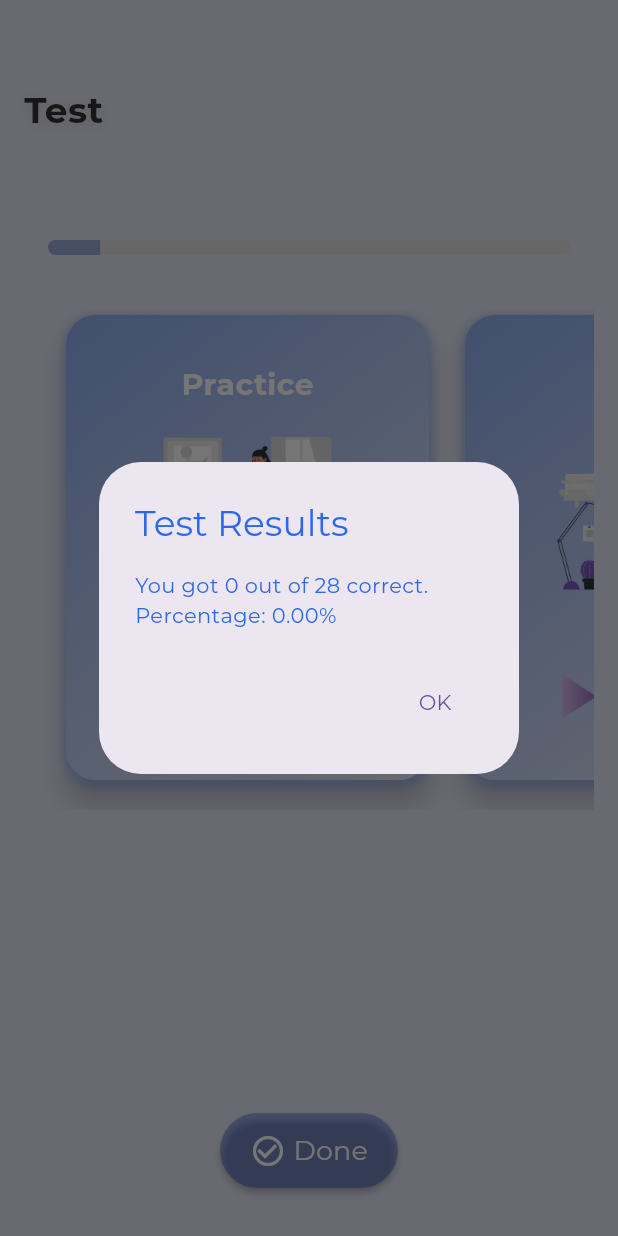
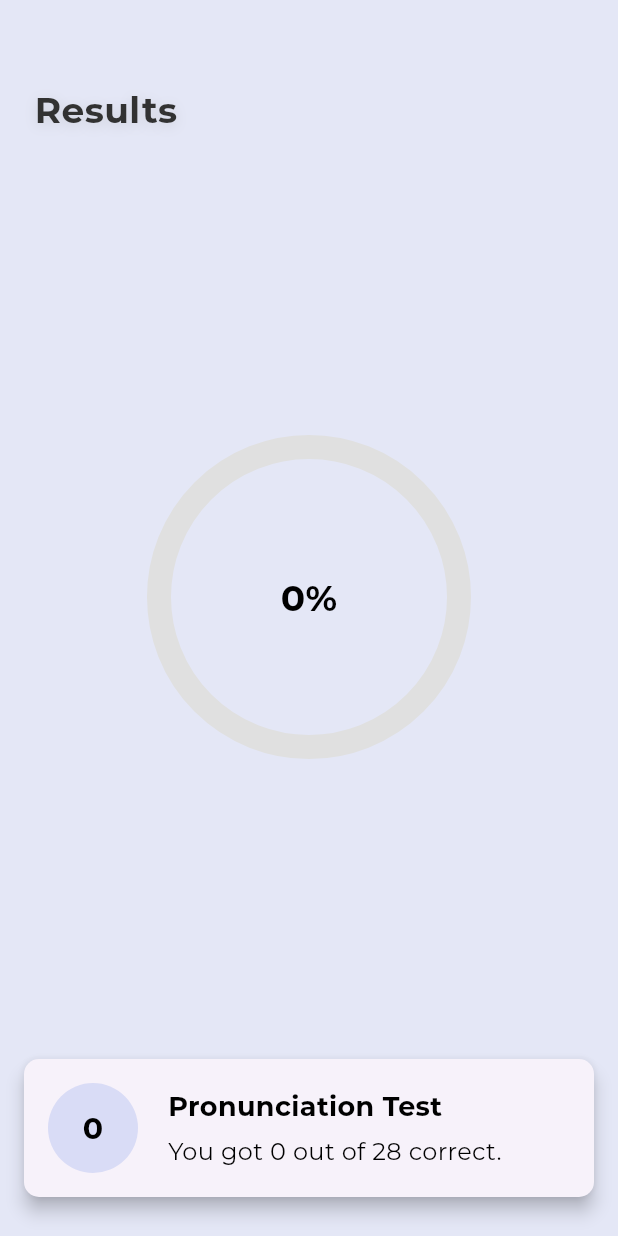
Before and after one commit to kevin-nemo74/sawtify, a Flutter app: the TestPage screen opened directly, after a tap on "Done", on a phone screen of 412 x 824 dp. Run offline on Flutter 3.47's test engine with Material 3 defaults, Android fonts, the phone set to English and light mode, and no system bars; our stand-ins replace animated_splash_screen, audioplayers, cloud_firestore, firebase_auth, firebase_core, flutter_animate and 6 more; missing offline and left inert: flutter_sound; accounts and stored records are empty.

Commit message:
results works

```diff
--- a/lib/screens/entry_point.dart
+++ b/lib/screens/entry_point.dart
@@ -7,41 +7,36 @@ import 'package:sawtify/screens/test.dart';
 import 'package:line_icons/line_icons.dart';
 import 'package:google_nav_bar/google_nav_bar.dart';
 
-
-
 class BottomNavigationBarWidget extends StatefulWidget {
   const BottomNavigationBarWidget({super.key});
 
   @override
-  State<BottomNavigationBarWidget> createState() => _BottomNavigationBarWidgetState();
+  State<BottomNavigationBarWidget> createState() =>
+      _BottomNavigationBarWidgetState();
 }
 
 class _BottomNavigationBarWidgetState extends State<BottomNavigationBarWidget> {
   int selectedIndex = 0;
   User? user = FirebaseAuth.instance.currentUser;
 
-
-
-
   @override
   Widget build(BuildContext context) {
     final List<Widget> _pages = [
       Home(),
       TestPage(),
-    PronunciationTestResults(),
-
       if (user != null) ProfileScreen(userId: user!.uid),
     ];
     return Scaffold(
-
         body: AnimatedContainer(
           duration: Duration(milliseconds: 300),
           child: _pages[selectedIndex],
         ),
         bottomNavigationBar: Padding(
-  padding: const EdgeInsets.fromLTRB(16, 0, 16, 16), // Add margin bottom
+            padding:
+                const EdgeInsets.fromLTRB(16, 0, 16, 16), // Add margin bottom
             child: ClipRRect(
-    borderRadius: BorderRadius.circular(60.0), // Adjust this value as needed
+              borderRadius:
+                  BorderRadius.circular(60.0), // Adjust this value as needed
               child: Container(
                 decoration: BoxDecoration(
                   color: const Color.fromARGB(255, 142, 174, 241),
@@ -55,15 +50,18 @@ class _BottomNavigationBarWidgetState extends State<BottomNavigationBarWidget> {
                   ],
                 ),
                 child: Padding(
-        padding: const EdgeInsets.symmetric(horizontal: 12.0, vertical: 12.0), // Decreased padding
+                  padding: const EdgeInsets.symmetric(
+                      horizontal: 12.0, vertical: 12.0), // Decreased padding
                   child: GNav(
                     gap: 8,
                     color: const Color.fromARGB(255, 249, 248, 248),
                     activeColor: Color.fromARGB(255, 255, 255, 255),
                     tabBorderRadius: 20,
                     iconSize: 20, // Decreased icon size
-          tabBackgroundColor: Color.fromARGB(255, 249, 249, 249).withOpacity(0.1),
-          padding: EdgeInsets.symmetric(horizontal: 16, vertical: 10), // Decreased padding
+                    tabBackgroundColor:
+                        Color.fromARGB(255, 249, 249, 249).withOpacity(0.1),
+                    padding: EdgeInsets.symmetric(
+                        horizontal: 16, vertical: 10), // Decreased padding
                     duration: Duration(milliseconds: 1000),
                     tabs: [
                       GButton(
--- a/lib/screens/test.dart
+++ b/lib/screens/test.dart
@@ -8,6 +8,7 @@ import 'dart:io';
 import 'package:flutter/services.dart';
 import 'dart:async';
 import 'package:http/http.dart' as http;
+import 'package:sawtify/screens/time.dart';
 import 'dart:convert';
 
 class TestPage extends StatefulWidget {
@@ -182,23 +183,15 @@ class _TestPageState extends State<TestPage>
     int correctCount = _comparisonResults.where((result) => result).length;
     double percentage = (correctCount / 28) * 100;
 
-    showDialog(
-      context: context,
-      builder: (context) {
-        return AlertDialog(
-          title: Text("Test Results"),
-          content: Text(
-              "You got $correctCount out of 28 correct.\nPercentage: ${percentage.toStringAsFixed(2)}%"),
-          actions: [
-            TextButton(
-              onPressed: () {
-                Navigator.of(context).pop();
-              },
-              child: Text("OK"),
-            ),
-          ],
-        );
-      },
+    Navigator.push(
+      context,
+      MaterialPageRoute(
+        builder: (context) => PronunciationTestResults(
+          score: percentage.toInt(),
+          testName: "Pronunciation Test",
+          feedback: "You got $correctCount out of 28 correct.",
+        ),
+      ),
     );
   }
 
--- a/lib/screens/time.dart
+++ b/lib/screens/time.dart
@@ -1,8 +1,19 @@
 import 'package:flutter/material.dart';
 
 class PronunciationTestResults extends StatefulWidget {
+  final int score;
+  final String testName;
+  final String feedback;
+
+  PronunciationTestResults({
+    required this.score,
+    required this.testName,
+    required this.feedback,
+  });
+
   @override
-  _PronunciationTestResultsState createState() => _PronunciationTestResultsState();
+  _PronunciationTestResultsState createState() =>
+      _PronunciationTestResultsState();
 }
 
 class _PronunciationTestResultsState extends State<PronunciationTestResults> {
@@ -16,11 +27,11 @@ class _PronunciationTestResultsState extends State<PronunciationTestResults> {
           children: [
             SizedBox(height: 40),
             Text(
-              ' Results', // Title displayed in the interface
+              ' Results',
               style: TextStyle(
-                    fontSize: 24, // Increased font size for more emphasis
+                fontSize: 24,
                 fontWeight: FontWeight.bold,
-                    color: Color.fromARGB(255, 50, 50, 50), // Slightly darker shade for better contrast
+                color: Color.fromARGB(255, 50, 50, 50),
                 shadows: [
                   Shadow(
                     blurRadius: 10,
@@ -28,16 +39,18 @@ class _PronunciationTestResultsState extends State<PronunciationTestResults> {
                     offset: Offset(0, 2),
                   ),
                 ],
-                  ),),
+              ),
+            ),
             SizedBox(height: 10),
             Expanded(
               child: Center(
                 child: Stack(
                   alignment: Alignment.center,
                   children: [
-                    AnimatedGradientCircularProgressIndicator(value: 85),
+                    AnimatedGradientCircularProgressIndicator(
+                        value: widget.score),
                     Text(
-                      '85%',
+                      '${widget.score}%',
                       style: TextStyle(
                         color: Colors.black,
                         fontSize: 24,
@@ -48,7 +61,7 @@ class _PronunciationTestResultsState extends State<PronunciationTestResults> {
                 ),
               ),
             ),
-            resultCard('Vowel Sounds', 85, 'Good clarity!'),
+            resultCard(widget.testName, widget.score, widget.feedback),
           ],
         ),
       ),
@@ -72,7 +85,7 @@ class _PronunciationTestResultsState extends State<PronunciationTestResults> {
               child: Text(
                 score.toString(),
                 style: TextStyle(
-                  color: Colors.black, // Changed color to black for better visibility
+                  color: Colors.black,
                   fontSize: 20,
                   fontWeight: FontWeight.bold,
                 ),
@@ -112,13 +125,17 @@ class _PronunciationTestResultsState extends State<PronunciationTestResults> {
 class AnimatedGradientCircularProgressIndicator extends StatefulWidget {
   final int value;
 
-  const AnimatedGradientCircularProgressIndicator({Key? key, required this.value}) : super(key: key);
+  const AnimatedGradientCircularProgressIndicator(
+      {Key? key, required this.value})
+      : super(key: key);
 
   @override
-  _AnimatedGradientCircularProgressIndicatorState createState() => _AnimatedGradientCircularProgressIndicatorState();
+  _AnimatedGradientCircularProgressIndicatorState createState() =>
+      _AnimatedGradientCircularProgressIndicatorState();
 }
 
-class _AnimatedGradientCircularProgressIndicatorState extends State<AnimatedGradientCircularProgressIndicator>
+class _AnimatedGradientCircularProgressIndicatorState
+    extends State<AnimatedGradientCircularProgressIndicator>
     with SingleTickerProviderStateMixin {
   late AnimationController _controller;
   late Animation<double> _animation;
@@ -176,10 +193,15 @@ class GradientCircularProgressPainter extends CustomPainter {
 
     Paint foregroundPaint = Paint()
       ..shader = LinearGradient(
-        colors: [Color.fromARGB(170, 2, 139, 252), Color.fromARGB(6, 145, 212, 245)],
+        colors: [
+          Color.fromARGB(170, 2, 139, 252),
+          Color.fromARGB(6, 145, 212, 245)
+        ],
         begin: Alignment.topLeft,
         end: Alignment.bottomRight,
-      ).createShader(Rect.fromCircle(center: Offset(size.width / 2, size.height / 2), radius: size.width / 2))
+      ).createShader(Rect.fromCircle(
+          center: Offset(size.width / 2, size.height / 2),
+          radius: size.width / 2))
       ..strokeWidth = 16
       ..style = PaintingStyle.stroke
       ..strokeCap = StrokeCap.round;
@@ -190,7 +212,8 @@ class GradientCircularProgressPainter extends CustomPainter {
     canvas.drawCircle(center, radius, backgroundPaint);
 
     double angle = 2 * 3.141592653589793 * (value / 100);
-    canvas.drawArc(Rect.fromCircle(center: center, radius: radius), -3.141592653589793 / 2, angle, false, foregroundPaint);
+    canvas.drawArc(Rect.fromCircle(center: center, radius: radius),
+        -3.141592653589793 / 2, angle, false, foregroundPaint);
   }
 
   @override
```
Lines whose indentation alone changed are shown as unchanged.
